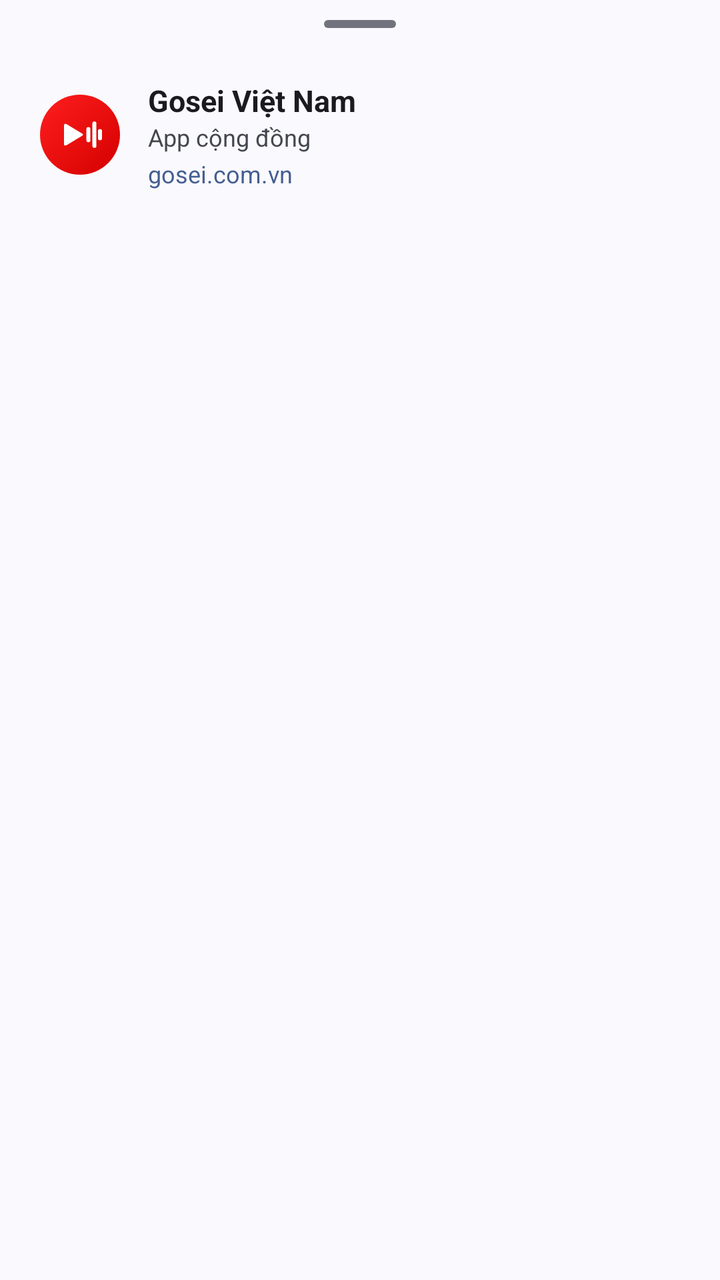
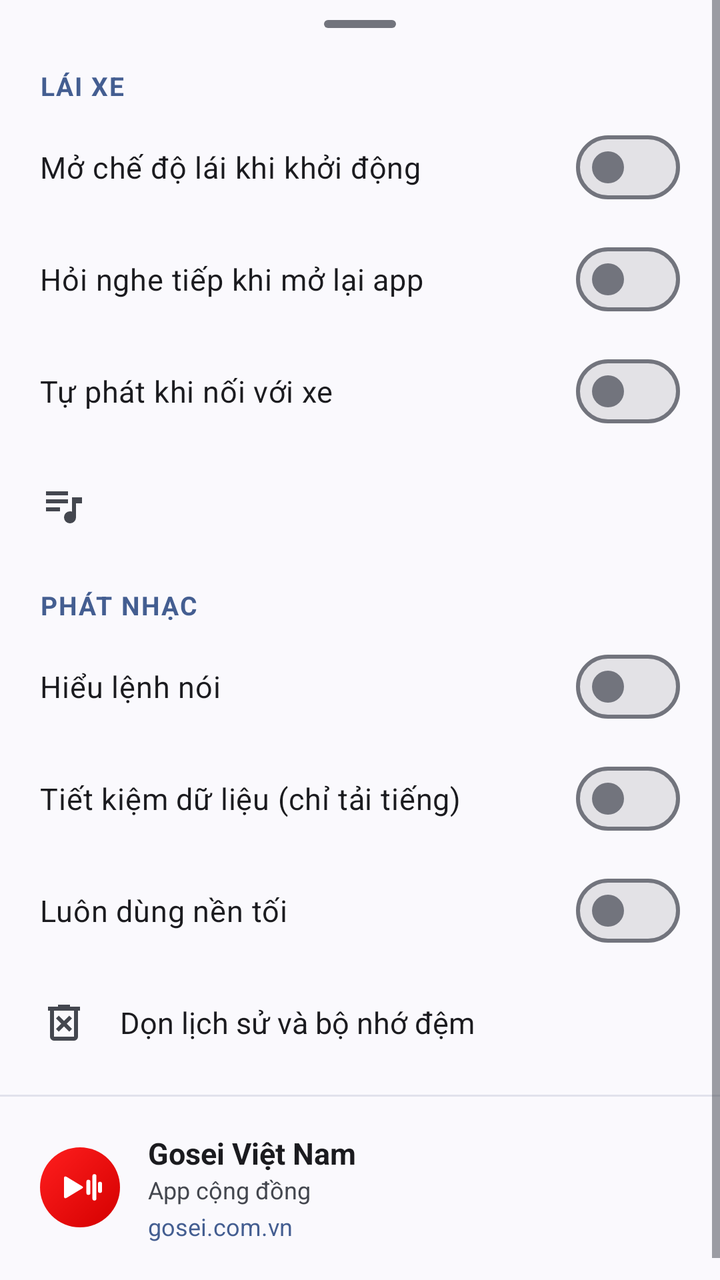

Compare the two renders of this Android layout. The source of the first and the diff that turns it into the second are given below.
<!-- AndroidManifest.xml: application theme Theme.DriveTune -->
<!-- res/layout/sheet_settings.xml -->
<?xml version="1.0" encoding="utf-8"?>
<LinearLayout xmlns:android="http://schemas.android.com/apk/res/android"
    xmlns:app="http://schemas.android.com/apk/res-auto"
    android:layout_width="match_parent"
    android:layout_height="wrap_content"
    android:orientation="vertical"
    android:paddingBottom="16dp">

    <View
        android:layout_width="36dp"
        android:layout_height="4dp"
        android:layout_gravity="center_horizontal"
        android:layout_marginTop="10dp"
        android:layout_marginBottom="12dp"
        android:background="@drawable/drag_handle_background" />

    
    <LinearLayout
        android:id="@+id/aboutRow"
        android:layout_width="match_parent"
        android:layout_height="wrap_content"
        android:background="?attr/selectableItemBackground"
        android:gravity="center_vertical"
        android:orientation="horizontal"
        android:paddingStart="20dp"
        android:paddingTop="14dp"
        android:paddingEnd="20dp"
        android:paddingBottom="14dp">

        <ImageView
            android:layout_width="40dp"
            android:layout_height="40dp"
            android:background="@drawable/bubble_circle_bg"
            android:contentDescription="@null"
            android:padding="8dp"
            android:src="@drawable/ic_music_note"
            app:tint="#FFFFFFFF" />

        <LinearLayout
            android:layout_width="0dp"
            android:layout_height="wrap_content"
            android:layout_marginStart="14dp"
            android:layout_weight="1"
            android:orientation="vertical">

            <TextView
                android:layout_width="match_parent"
                android:layout_height="wrap_content"
                android:text="@string/about_org"
                android:textColor="?attr/colorOnSurface"
                android:textSize="15sp"
                android:textStyle="bold" />

            <TextView
                android:layout_width="match_parent"
                android:layout_height="wrap_content"
                android:text="@string/about_tagline"
                android:textColor="?attr/colorOnSurfaceVariant"
                android:textSize="12sp" />

            <TextView
                android:layout_width="match_parent"
                android:layout_height="wrap_content"
                android:layout_marginTop="2dp"
                android:text="@string/about_link"
                android:textColor="?attr/colorPrimary"
                android:textSize="12sp" />
        </LinearLayout>

        <TextView
            android:id="@+id/aboutVersion"
            android:layout_width="wrap_content"
            android:layout_height="wrap_content"
            android:textColor="?attr/colorOnSurfaceVariant"
            android:textSize="12sp" />
    </LinearLayout>

</LinearLayout>
<!-- resources referenced by this layout -->
<resources>
  <string name="about_link">gosei.com.vn</string>
  <!-- unchanged entries left out for length: 6 -->
</resources>

<!-- the commit's change to res/layout/sheet_settings.xml (unified diff, before → after) -->
@@ -1,78 +1,142 @@
 <?xml version="1.0" encoding="utf-8"?>
-<LinearLayout xmlns:android="http://schemas.android.com/apk/res/android"
+<ScrollView xmlns:android="http://schemas.android.com/apk/res/android"
     xmlns:app="http://schemas.android.com/apk/res-auto"
     android:layout_width="match_parent"
     android:layout_height="wrap_content"
-    android:orientation="vertical"
-    android:paddingBottom="16dp">
+    android:maxHeight="@dimen/menu_max_height">
 
-    <View
-        android:layout_width="36dp"
-        android:layout_height="4dp"
-        android:layout_gravity="center_horizontal"
-        android:layout_marginTop="10dp"
-        android:layout_marginBottom="12dp"
-        android:background="@drawable/drag_handle_background" />
-
-    
     <LinearLayout
-        android:id="@+id/aboutRow"
         android:layout_width="match_parent"
         android:layout_height="wrap_content"
-        android:background="?attr/selectableItemBackground"
-        android:gravity="center_vertical"
-        android:orientation="horizontal"
-        android:paddingStart="20dp"
-        android:paddingTop="14dp"
-        android:paddingEnd="20dp"
-        android:paddingBottom="14dp">
+        android:orientation="vertical"
+        android:paddingBottom="16dp">
 
-        <ImageView
-            android:layout_width="40dp"
-            android:layout_height="40dp"
-            android:background="@drawable/bubble_circle_bg"
-            android:contentDescription="@null"
-            android:padding="8dp"
-            android:src="@drawable/ic_music_note"
-            app:tint="#FFFFFFFF" />
+        <View
+            android:layout_width="36dp"
+            android:layout_height="4dp"
+            android:layout_gravity="center_horizontal"
+            android:layout_marginTop="10dp"
+            android:layout_marginBottom="6dp"
+            android:background="@drawable/drag_handle_background" />
 
+        <TextView
+            style="@style/DriveSettingsHeader"
+            android:text="@string/settings_section_driving" />
+
+        <com.google.android.material.materialswitch.MaterialSwitch
+            android:id="@+id/switchDriveOnStart"
+            style="@style/DriveSettingsSwitch"
+            android:text="@string/settings_drive_on_start" />
+
+        <com.google.android.material.materialswitch.MaterialSwitch
+            android:id="@+id/switchResume"
+            style="@style/DriveSettingsSwitch"
+            android:text="@string/settings_resume" />
+
+        <com.google.android.material.materialswitch.MaterialSwitch
+            android:id="@+id/switchCarResume"
+            style="@style/DriveSettingsSwitch"
+            android:text="@string/settings_car_resume" />
+
+        <TextView
+            android:id="@+id/defaultPlaylistRow"
+            style="@style/DriveSettingsRow"
+            android:drawablePadding="16dp"
+            app:drawableStartCompat="@drawable/ic_queue" />
+
+        <TextView
+            style="@style/DriveSettingsHeader"
+            android:text="@string/settings_section_playback" />
+
+        <com.google.android.material.materialswitch.MaterialSwitch
+            android:id="@+id/switchVoice"
+            style="@style/DriveSettingsSwitch"
+            android:text="@string/settings_voice" />
+
+        <com.google.android.material.materialswitch.MaterialSwitch
+            android:id="@+id/switchDataSaver"
+            style="@style/DriveSettingsSwitch"
+            android:text="@string/settings_data_saver" />
+
+        <com.google.android.material.materialswitch.MaterialSwitch
+            android:id="@+id/switchForceDark"
+            style="@style/DriveSettingsSwitch"
+            android:text="@string/settings_force_dark" />
+
+        <TextView
+            android:id="@+id/clearDataRow"
+            style="@style/DriveSettingsRow"
+            android:drawablePadding="16dp"
+            android:text="@string/settings_clear_data"
+            app:drawableStartCompat="@drawable/delete_forever_24px" />
+
+        <View
+            android:layout_width="match_parent"
+            android:layout_height="1dp"
+            android:layout_marginTop="8dp"
+            android:layout_marginBottom="4dp"
+            android:background="?attr/colorSurfaceVariant" />
+
+        
         <LinearLayout
-            android:layout_width="0dp"
+            android:id="@+id/aboutRow"
+            android:layout_width="match_parent"
             android:layout_height="wrap_content"
-            android:layout_marginStart="14dp"
-            android:layout_weight="1"
-            android:orientation="vertical">
+            android:background="?attr/selectableItemBackground"
+            android:gravity="center_vertical"
+            android:orientation="horizontal"
+            android:paddingStart="20dp"
+            android:paddingTop="14dp"
+            android:paddingEnd="20dp"
+            android:paddingBottom="14dp">
+
+            <ImageView
+                android:layout_width="40dp"
+                android:layout_height="40dp"
+                android:background="@drawable/bubble_circle_bg"
+                android:contentDescription="@null"
+                android:padding="8dp"
+                android:src="@drawable/ic_music_note"
+                app:tint="#FFFFFFFF" />
+
+            <LinearLayout
+                android:layout_width="0dp"
+                android:layout_height="wrap_content"
+                android:layout_marginStart="14dp"
+                android:layout_weight="1"
+                android:orientation="vertical">
+
+                <TextView
+                    android:layout_width="match_parent"
+                    android:layout_height="wrap_content"
+                    android:text="@string/about_org"
+                    android:textColor="?attr/colorOnSurface"
+                    android:textSize="15sp"
+                    android:textStyle="bold" />
+
+                <TextView
+                    android:layout_width="match_parent"
+                    android:layout_height="wrap_content"
+                    android:text="@string/about_tagline"
+                    android:textColor="?attr/colorOnSurfaceVariant"
+                    android:textSize="12sp" />
+
+                <TextView
+                    android:layout_width="match_parent"
+                    android:layout_height="wrap_content"
+                    android:layout_marginTop="2dp"
+                    android:text="@string/about_link"
+                    android:textColor="?attr/colorPrimary"
+                    android:textSize="12sp" />
+            </LinearLayout>
 
             <TextView
-                android:layout_width="match_parent"
+                android:id="@+id/aboutVersion"
+                android:layout_width="wrap_content"
                 android:layout_height="wrap_content"
-                android:text="@string/about_org"
-                android:textColor="?attr/colorOnSurface"
-                android:textSize="15sp"
-                android:textStyle="bold" />
-
-            <TextView
-                android:layout_width="match_parent"
-                android:layout_height="wrap_content"
-                android:text="@string/about_tagline"
                 android:textColor="?attr/colorOnSurfaceVariant"
-                android:textSize="12sp" />
-
-            <TextView
-                android:layout_width="match_parent"
-                android:layout_height="wrap_content"
-                android:layout_marginTop="2dp"
-                android:text="@string/about_link"
-                android:textColor="?attr/colorPrimary"
                 android:textSize="12sp" />
         </LinearLayout>
 
-        <TextView
-            android:id="@+id/aboutVersion"
-            android:layout_width="wrap_content"
-            android:layout_height="wrap_content"
-            android:textColor="?attr/colorOnSurfaceVariant"
-            android:textSize="12sp" />
     </LinearLayout>
-
-</LinearLayout>
+</ScrollView>
<!-- resource entries referenced after the edit -->
@@ -1,6 +1,71 @@
 <!-- resources referenced by this layout -->
 <resources>
+  <dimen name="menu_max_height">600dp</dimen>
+  <!-- drawable delete_forever_24px (drawable) -->
+  <vector xmlns:android="http://schemas.android.com/apk/res/android"
+      android:width="24dp"
+      android:height="24dp"
+      android:viewportWidth="960"
+      android:viewportHeight="960"
+      android:tint="?attr/colorControlNormal">
+    <path
+        android:fillColor="@android:color/white"
+        android:pathData="M376,660L480,556L584,660L640,604L536,500L640,396L584,340L480,444L376,340L320,396L424,500L320,604L376,660ZM280,840Q247,840 223.5,816.5Q200,793 200,760L200,240L160,240L160,160L360,160L360,120L600,120L600,160L800,160L800,240L760,240L760,760Q760,793 736.5,816.5Q713,840 680,840L280,840ZM680,240L280,240L280,760Q280,760 280,760Q280,760 280,760L680,760Q680,760 680,760Q680,760 680,760L680,240ZM280,240L280,240L280,760Q280,760 280,760Q280,760 280,760L280,760Q280,760 280,760Q280,760 280,760L280,240Z"/>
+  </vector>
+  <!-- drawable ic_queue (drawable) -->
+  <vector xmlns:android="http://schemas.android.com/apk/res/android"
+      android:width="24dp"
+      android:height="24dp"
+      android:viewportWidth="960"
+      android:viewportHeight="960"
+      android:tint="?attr/colorControlNormal">
+    <path android:fillColor="@android:color/white" android:pathData="M600,880q-50,0 -85,-35t-35,-85q0,-50 35,-85t85,-35q11,0 21,1.5t19,6.5v-288h200v120L720,480v280q0,50 -35,85t-85,35ZM120,640v-80h280v80L120,640ZM120,480v-80h440v80L120,480ZM120,320v-80h440v80L120,320Z" />
+  </vector>
   <string name="about_link">gosei.com.vn</string>
+  <string name="settings_car_resume">Tự phát khi nối với xe</string>
+  <string name="settings_clear_data">Dọn lịch sử và bộ nhớ đệm</string>
+  <string name="settings_data_saver">Tiết kiệm dữ liệu (chỉ tải tiếng)</string>
+  <string name="settings_drive_on_start">Mở chế độ lái khi khởi động</string>
+  <string name="settings_force_dark">Luôn dùng nền tối</string>
+  <string name="settings_resume">Hỏi nghe tiếp khi mở lại app</string>
+  <string name="settings_section_driving">LÁI XE</string>
+  <string name="settings_section_playback">PHÁT NHẠC</string>
+  <string name="settings_voice">Hiểu lệnh nói</string>
+  <style name="DriveSettingsHeader">
+          <item name="android:layout_width">match_parent</item>
+          <item name="android:layout_height">wrap_content</item>
+          <item name="android:paddingStart">20dp</item>
+          <item name="android:paddingEnd">20dp</item>
+          <item name="android:paddingTop">14dp</item>
+          <item name="android:paddingBottom">4dp</item>
+          <item name="android:textColor">?attr/colorPrimary</item>
+          <item name="android:textSize">13sp</item>
+          <item name="android:textStyle">bold</item>
+          <item name="android:letterSpacing">0.05</item>
+      </style>
+  <style name="DriveSettingsRow">
+          <item name="android:layout_width">match_parent</item>
+          <item name="android:layout_height">wrap_content</item>
+          <item name="android:minHeight">56dp</item>
+          <item name="android:gravity">center_vertical</item>
+          <item name="android:background">?attr/selectableItemBackground</item>
+          <item name="android:paddingStart">20dp</item>
+          <item name="android:paddingEnd">20dp</item>
+          <item name="android:textColor">?attr/colorOnSurface</item>
+          <item name="android:textSize">15sp</item>
+          <item name="android:drawableTint">?attr/colorOnSurfaceVariant</item>
+      </style>
+  <style name="DriveSettingsSwitch">
+          <item name="android:layout_width">match_parent</item>
+          <item name="android:layout_height">wrap_content</item>
+          <item name="android:minHeight">56dp</item>
+          <item name="android:gravity">center_vertical</item>
+          <item name="android:background">?attr/selectableItemBackground</item>
+          <item name="android:paddingStart">20dp</item>
+          <item name="android:paddingEnd">20dp</item>
+          <item name="android:textColor">?attr/colorOnSurface</item>
+          <item name="android:textSize">15sp</item>
+      </style>
   <!-- unchanged entries left out for length: 6 -->
 </resources>
 
